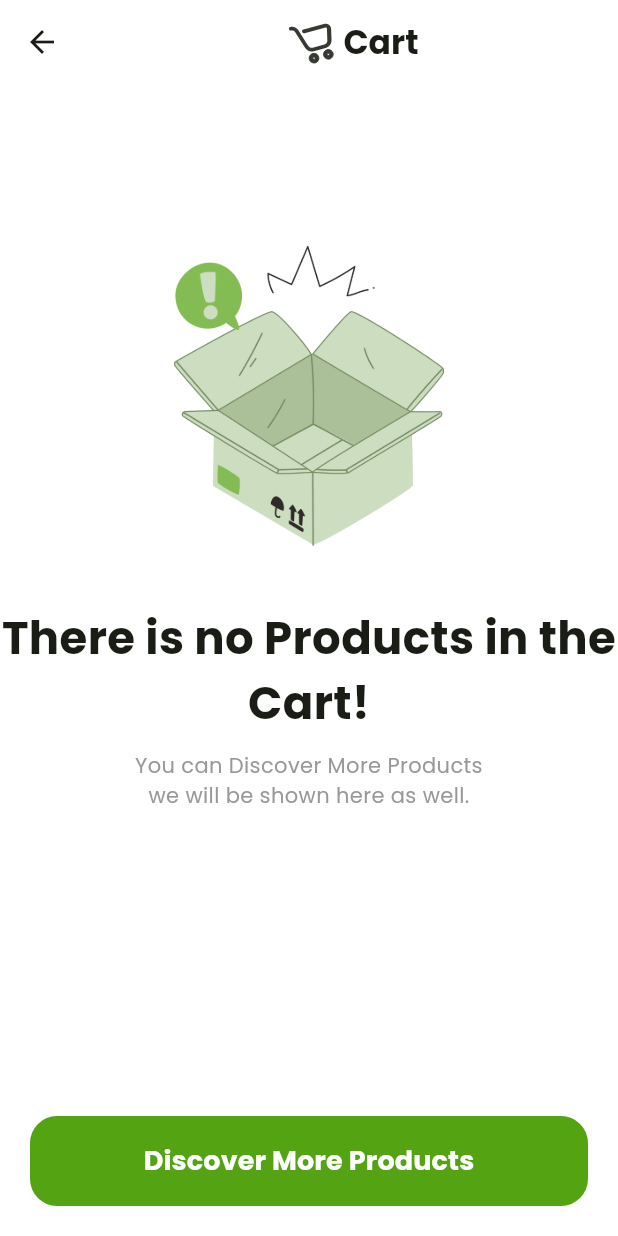
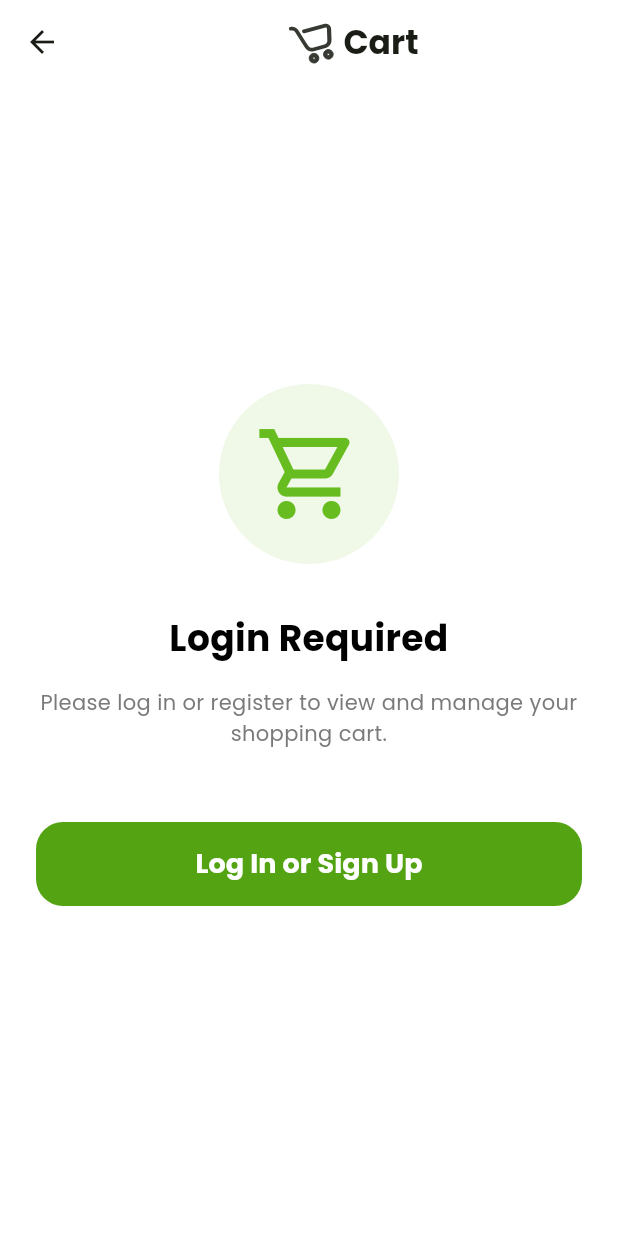
Before and after one commit to Aboody241/Delivery-System, a Flutter app: the CartPage screen opened directly, on a phone screen of 412 x 824 dp. Run offline on Flutter 3.47's test engine with Material 3 defaults, Android fonts, the phone set to English and light mode, and no system bars; drawn by our look-alikes of overlay_support; our stand-ins replace awesome_dialog, bloc, cached_network_image, carousel_slider, dio, dots_indicator and 11 more; missing offline and left inert: phone_form_field; accounts and stored records are empty; network calls fail.

Commit message:
feat: enforce guest login checks for Cart, Favorites, and Profile pages

```diff
--- /dev/null
+++ b/mobile/BoBo-Delivery-main/lib/core/consts/widgets/guest_access_placeholder.dart
@@ -0,0 +1,73 @@
+import 'package:bobo/core/consts/routes/routes.dart';
+import 'package:bobo/core/consts/theme/colors.dart';
+import 'package:bobo/core/consts/theme/fonts.dart';
+import 'package:bobo/core/consts/widgets/custom_buttons.dart';
+import 'package:flutter/material.dart';
+import 'package:gap/gap.dart';
+
+class GuestAccessPlaceholder extends StatelessWidget {
+  final String title;
+  final String description;
+  final IconData icon;
+
+  const GuestAccessPlaceholder({
+    super.key,
+    required this.title,
+    required this.description,
+    this.icon = Icons.lock_outline_rounded,
+  });
+
+  @override
+  Widget build(BuildContext context) {
+    return Center(
+      child: Padding(
+        padding: const EdgeInsets.symmetric(horizontal: 24.0),
+        child: Column(
+          mainAxisAlignment: MainAxisAlignment.center,
+          crossAxisAlignment: CrossAxisAlignment.center,
+          children: [
+            Container(
+              padding: const EdgeInsets.all(24),
+              decoration: BoxDecoration(
+                color: AppColors.lightPrimary500.withOpacity(0.1),
+                shape: BoxShape.circle,
+              ),
+              child: Icon(
+                icon,
+                size: 72,
+                color: AppColors.lightPrimary500,
+              ),
+            ),
+            const Gap(32),
+            Text(
+              title,
+              style: AppTextStyle.poppins24Bold.copyWith(
+                color: Colors.black,
+              ),
+              textAlign: TextAlign.center,
+            ),
+            const Gap(16),
+            Text(
+              description,
+              style: AppTextStyle.poppins14.copyWith(
+                color: AppColors.darkGrey300,
+                height: 1.5,
+              ),
+              textAlign: TextAlign.center,
+            ),
+            const Gap(48),
+            CustomButton2(
+              onPressed: () {
+                Navigator.of(context, rootNavigator: true)
+                    .pushNamed(AppRoutes.loginscreen);
+              },
+              title: 'Log In or Sign Up',
+              hei: 56,
+            ),
+            const Gap(24),
+          ],
+        ),
+      ),
+    );
+  }
+}
--- a/mobile/BoBo-Delivery-main/lib/features/cart/screen/cart_page.dart
+++ b/mobile/BoBo-Delivery-main/lib/features/cart/screen/cart_page.dart
@@ -11,6 +11,9 @@ import 'package:flutter_bloc/flutter_bloc.dart';
 import 'package:flutter_svg/svg.dart';
 import 'package:gap/gap.dart';
 
+import 'package:bobo/services/auth_service.dart';
+import 'package:bobo/core/consts/widgets/guest_access_placeholder.dart';
+
 class CartPage extends StatefulWidget {
   const CartPage({super.key});
 
@@ -21,6 +24,42 @@ class CartPage extends StatefulWidget {
 class _CartPageState extends State<CartPage> {
   @override
   Widget build(BuildContext context) {
+    return FutureBuilder<bool>(
+      future: AuthService().isLoggedIn(),
+      builder: (context, authSnapshot) {
+        if (authSnapshot.connectionState == ConnectionState.waiting) {
+          return const Scaffold(
+            body: Center(child: CircularProgressIndicator()),
+          );
+        }
+
+        final isLoggedIn = authSnapshot.data ?? false;
+        if (!isLoggedIn) {
+          return Scaffold(
+            appBar: PreferredSize(
+              preferredSize: const Size.fromHeight(60),
+              child: CenterWidgetAppbar(
+                title: Row(
+                  mainAxisAlignment: MainAxisAlignment.center,
+                  children: [
+                    SvgPicture.asset(
+                      'assets/icons/cart_icon.svg',
+                      width: 40,
+                      height: 40,
+                    ),
+                    Text('Cart', style: AppTextStyle.poppins22Bold),
+                  ],
+                ),
+              ),
+            ),
+            body: const GuestAccessPlaceholder(
+              title: 'Login Required',
+              description: 'Please log in or register to view and manage your shopping cart.',
+              icon: Icons.shopping_cart_outlined,
+            ),
+          );
+        }
+
         return BlocBuilder<CartCubit, List<CartItem>>(
           builder: (context, cartItems) {
             double totalPrice = cartItems.fold(
@@ -158,5 +197,7 @@ class _CartPageState extends State<CartPage> {
         );
       },
     );
+      },
+    );
   }
 }
--- a/mobile/BoBo-Delivery-main/lib/features/home/pages/main_nav_screen.dart
+++ b/mobile/BoBo-Delivery-main/lib/features/home/pages/main_nav_screen.dart
@@ -23,6 +23,7 @@ class _MainNavScreenState extends State<MainNavScreen> {
     super.initState();
     _controller = PersistentTabController(initialIndex: 0);
     context.read<CartCubit>().fetchCart();
+    context.read<UserCubit>().fetchUser();
   }
 
   @override
```
Also changed, not shown: mobile/BoBo-Delivery-main/lib/features/favorate/pages/favorate_screen.dart (+23 -3 lines), mobile/BoBo-Delivery-main/lib/features/profile/pages/user_profile.dart (+25 -9 lines). Lines whose indentation alone changed are shown as unchanged.
